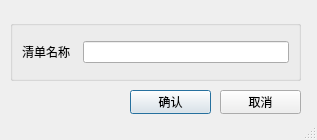
Before: the Qt Designer form UI/newListDlg.ui in emagicinc/MTD, drawn with Qt 5.
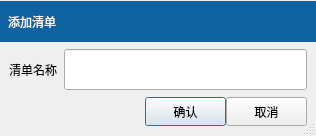
After: the same form once the commit is applied. Icons and pictures are not drawn.

Commit message: 增加任务名称修改功能,修正添加List问题

Diff of the .ui file:
```diff
--- a/UI/newListDlg.ui
+++ b/UI/newListDlg.ui
@@ -6,8 +6,8 @@
    <rect>
     <x>0</x>
     <y>0</y>
-    <width>317</width>
-    <height>140</height>
+    <width>316</width>
+    <height>136</height>
    </rect>
   </property>
   <property name="windowTitle">
@@ -20,21 +20,168 @@
   <property name="sizeGripEnabled">
    <bool>true</bool>
   </property>
-  <widget class="QGroupBox" name="groupBox">
-   <property name="geometry">
-    <rect>
-     <x>10</x>
-     <y>20</y>
-     <width>291</width>
-     <height>61</height>
-    </rect>
+  <layout class="QVBoxLayout" name="verticalLayout">
+   <property name="spacing">
+    <number>0</number>
    </property>
-   <property name="title">
-    <string/>
+   <property name="margin">
+    <number>0</number>
+   </property>
+   <item>
+    <widget class="QWidget" name="topWidget" native="true">
+     <property name="sizePolicy">
+      <sizepolicy hsizetype="Expanding" vsizetype="Fixed">
+       <horstretch>0</horstretch>
+       <verstretch>0</verstretch>
+      </sizepolicy>
+     </property>
+     <property name="minimumSize">
+      <size>
+       <width>298</width>
+       <height>41</height>
+      </size>
+     </property>
+     <property name="maximumSize">
+      <size>
+       <width>16777215</width>
+       <height>41</height>
+      </size>
+     </property>
+     <property name="palette">
+      <palette>
+       <active>
+        <colorrole role="Button">
+         <brush brushstyle="SolidPattern">
+          <color alpha="255">
+           <red>17</red>
+           <green>98</green>
+           <blue>160</blue>
+          </color>
+         </brush>
+        </colorrole>
+        <colorrole role="Base">
+         <brush brushstyle="SolidPattern">
+          <color alpha="255">
+           <red>17</red>
+           <green>98</green>
+           <blue>160</blue>
+          </color>
+         </brush>
+        </colorrole>
+        <colorrole role="Window">
+         <brush brushstyle="SolidPattern">
+          <color alpha="255">
+           <red>17</red>
+           <green>98</green>
+           <blue>160</blue>
+          </color>
+         </brush>
+        </colorrole>
+       </active>
+       <inactive>
+        <colorrole role="Button">
+         <brush brushstyle="SolidPattern">
+          <color alpha="255">
+           <red>17</red>
+           <green>98</green>
+           <blue>160</blue>
+          </color>
+         </brush>
+        </colorrole>
+        <colorrole role="Base">
+         <brush brushstyle="SolidPattern">
+          <color alpha="255">
+           <red>17</red>
+           <green>98</green>
+           <blue>160</blue>
+          </color>
+         </brush>
+        </colorrole>
+        <colorrole role="Window">
+         <brush brushstyle="SolidPattern">
+          <color alpha="255">
+           <red>17</red>
+           <green>98</green>
+           <blue>160</blue>
+          </color>
+         </brush>
+        </colorrole>
+       </inactive>
+       <disabled>
+        <colorrole role="Button">
+         <brush brushstyle="SolidPattern">
+          <color alpha="255">
+           <red>17</red>
+           <green>98</green>
+           <blue>160</blue>
+          </color>
+         </brush>
+        </colorrole>
+        <colorrole role="Base">
+         <brush brushstyle="SolidPattern">
+          <color alpha="255">
+           <red>17</red>
+           <green>98</green>
+           <blue>160</blue>
+          </color>
+         </brush>
+        </colorrole>
+        <colorrole role="Window">
+         <brush brushstyle="SolidPattern">
+          <color alpha="255">
+           <red>17</red>
+           <green>98</green>
+           <blue>160</blue>
+          </color>
+         </brush>
+        </colorrole>
+       </disabled>
+      </palette>
+     </property>
+     <property name="styleSheet">
+      <string notr="true">background:rgb(17, 98, 160);</string>
    </property>
    <layout class="QHBoxLayout" name="horizontalLayout_2">
+      <property name="margin">
+       <number>0</number>
+      </property>
+      <item>
+       <widget class="QLabel" name="label_2">
+        <property name="styleSheet">
+         <string notr="true">font: 12pt &quot;微软雅黑&quot;;color:#fefefe;padding-left:5px;</string>
+        </property>
+        <property name="text">
+         <string>添加清单</string>
+        </property>
+       </widget>
+      </item>
+     </layout>
+    </widget>
+   </item>
     <item>
      <layout class="QHBoxLayout" name="horizontalLayout">
+     <property name="topMargin">
+      <number>6</number>
+     </property>
+     <property name="bottomMargin">
+      <number>6</number>
+     </property>
+     <item>
+      <spacer name="horizontalSpacer_4">
+       <property name="orientation">
+        <enum>Qt::Horizontal</enum>
+       </property>
+       <property name="sizeType">
+        <enum>QSizePolicy::Fixed</enum>
+       </property>
+       <property name="sizeHint" stdset="0">
+        <size>
+         <width>9</width>
+         <height>20</height>
+        </size>
+       </property>
+      </spacer>
+     </item>
       <item>
        <widget class="QLabel" name="label">
         <property name="text">
@@ -43,31 +190,66 @@
        </widget>
       </item>
       <item>
-       <widget class="QLineEdit" name="nameLE"/>
-      </item>
-     </layout>
-    </item>
-   </layout>
-  </widget>
+      <widget class="QLineEdit" name="nameLE">
+       <property name="minimumSize">
+        <size>
+         <width>0</width>
+         <height>41</height>
+        </size>
+       </property>
+       <property name="maximumSize">
+        <size>
+         <width>16777215</width>
+         <height>41</height>
+        </size>
+       </property>
+      </widget>
+     </item>
+     <item>
+      <spacer name="horizontalSpacer_3">
+       <property name="orientation">
+        <enum>Qt::Horizontal</enum>
+       </property>
+       <property name="sizeType">
+        <enum>QSizePolicy::Fixed</enum>
+       </property>
+       <property name="sizeHint" stdset="0">
+        <size>
+         <width>9</width>
+         <height>20</height>
+        </size>
+       </property>
+      </spacer>
+     </item>
+    </layout>
+   </item>
+   <item>
+    <layout class="QHBoxLayout" name="horizontalLayout_3">
+     <item>
+      <spacer name="horizontalSpacer">
+       <property name="orientation">
+        <enum>Qt::Horizontal</enum>
+       </property>
+       <property name="sizeHint" stdset="0">
+        <size>
+         <width>40</width>
+         <height>20</height>
+        </size>
+       </property>
+      </spacer>
+     </item>
+     <item>
   <widget class="QPushButton" name="okBtn">
-   <property name="geometry">
-    <rect>
-     <x>130</x>
-     <y>90</y>
-     <width>81</width>
-     <height>24</height>
-    </rect>
-   </property>
    <property name="minimumSize">
     <size>
      <width>81</width>
-     <height>24</height>
+         <height>29</height>
     </size>
    </property>
    <property name="maximumSize">
     <size>
      <width>81</width>
-     <height>24</height>
+         <height>29</height>
     </size>
    </property>
    <property name="focusPolicy">
@@ -81,25 +263,19 @@
      <normaloff>:/images/db.png</normaloff>:/images/db.png</iconset>
    </property>
   </widget>
+     </item>
+     <item>
   <widget class="QPushButton" name="closeBtn">
-   <property name="geometry">
-    <rect>
-     <x>220</x>
-     <y>90</y>
-     <width>81</width>
-     <height>24</height>
-    </rect>
-   </property>
    <property name="minimumSize">
     <size>
      <width>81</width>
-     <height>24</height>
+         <height>29</height>
     </size>
    </property>
    <property name="maximumSize">
     <size>
      <width>81</width>
-     <height>24</height>
+         <height>29</height>
     </size>
    </property>
    <property name="focusPolicy">
@@ -113,6 +289,42 @@
      <normaloff>:/images/exit.png</normaloff>:/images/exit.png</iconset>
    </property>
   </widget>
+     </item>
+     <item>
+      <spacer name="horizontalSpacer_2">
+       <property name="orientation">
+        <enum>Qt::Horizontal</enum>
+       </property>
+       <property name="sizeType">
+        <enum>QSizePolicy::Fixed</enum>
+       </property>
+       <property name="sizeHint" stdset="0">
+        <size>
+         <width>9</width>
+         <height>20</height>
+        </size>
+       </property>
+      </spacer>
+     </item>
+    </layout>
+   </item>
+   <item>
+    <spacer name="verticalSpacer">
+     <property name="orientation">
+      <enum>Qt::Vertical</enum>
+     </property>
+     <property name="sizeType">
+      <enum>QSizePolicy::Fixed</enum>
+     </property>
+     <property name="sizeHint" stdset="0">
+      <size>
+       <width>20</width>
+       <height>9</height>
+      </size>
+     </property>
+    </spacer>
+   </item>
+  </layout>
  </widget>
  <tabstops>
   <tabstop>nameLE</tabstop>
```
Lines whose indentation alone changed are shown as unchanged. The commit also changes 8 other files.
